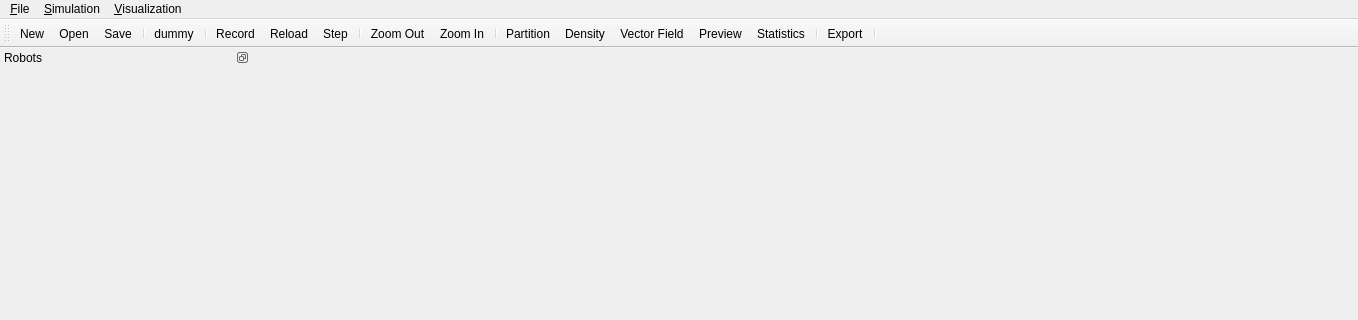
The window that mainwindow.ui (ruffsl/discoverage) describes before a commit, drawn with Qt 5; both pictures show x 0 to 1358 and y 0 to 320 of the 1358 by 678 pixel window.
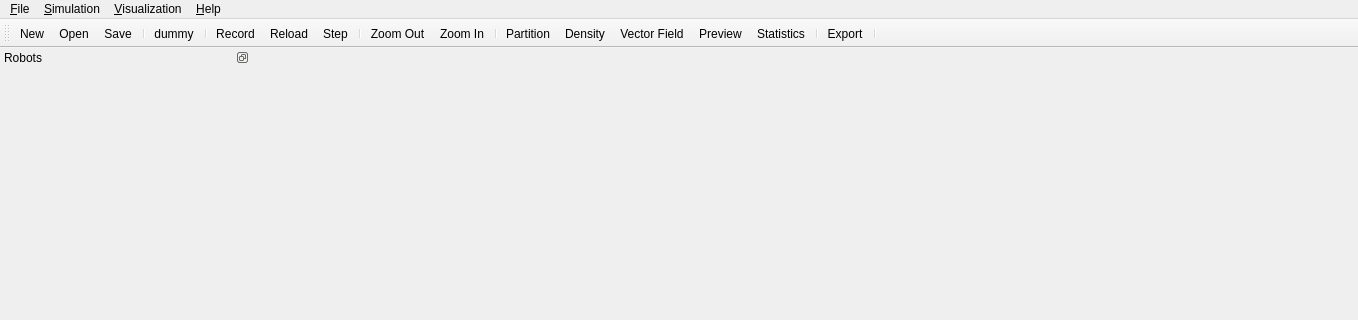
The same window after the commit. Icons and pictures are not drawn.

Commit message: add some about info through Help menu

The edit to the form file:
```diff
--- a/mainwindow.ui
+++ b/mainwindow.ui
@@ -88,9 +88,17 @@
     <addaction name="actionVectorField"/>
     <addaction name="actionPreview"/>
    </widget>
+   <widget class="QMenu" name="menu_Help">
+    <property name="title">
+     <string>&amp;Help</string>
+    </property>
+    <addaction name="actionAbout"/>
+    <addaction name="actionAboutQt"/>
+   </widget>
    <addaction name="menuFile"/>
    <addaction name="menuSimulation"/>
    <addaction name="menu_Visualization"/>
+   <addaction name="menu_Help"/>
   </widget>
   <widget class="QStatusBar" name="statusbar"/>
   <widget class="QToolBar" name="toolBar">
```
Left out of the diff: 10 changed lines with no effect on the pictures. The commit also changes 2 other files.
